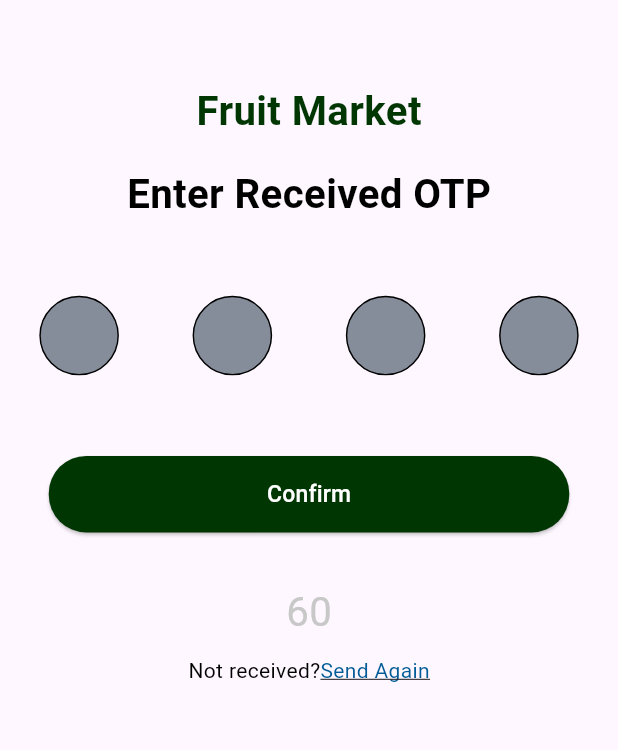
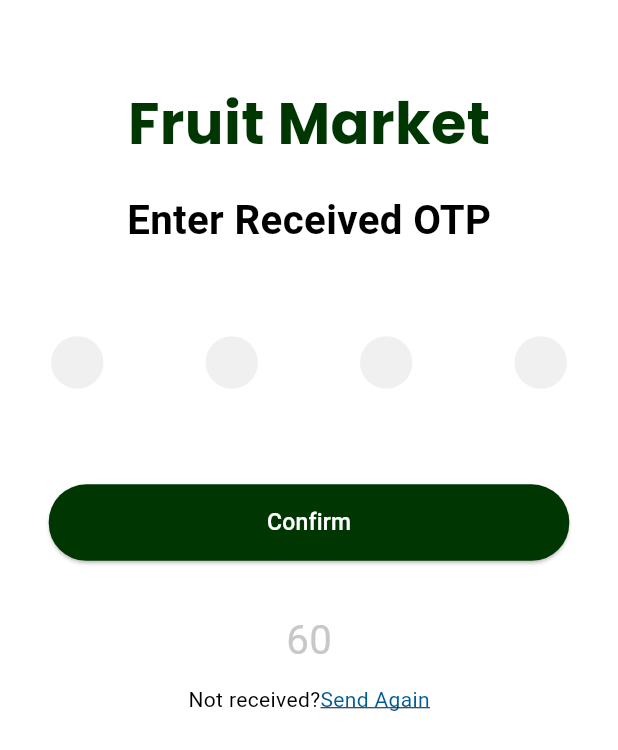
Before and after one commit to AyaNasserEzat/market, a Flutter app: the ForgetPasswordView screen opened by its route, after a tap on "Submit", on a phone screen of 412 x 824 dp. Shown: the top 750 px of the screen. Run offline on Flutter 3.47's test engine with Material 3 defaults, Android fonts, the phone set to English and light mode, and no system bars; drawn by our look-alikes of pin_code_fields; our stand-ins replace flutter_screenutil, flutter_svg, go_router.

Commit message:
change bacgourond color and pincodetextfiled and phone textfiled and splash

```diff
--- a/lib/core/utils/app_color.dart
+++ b/lib/core/utils/app_color.dart
@@ -12,4 +12,5 @@ class AppColor {
     static Color red = Color(0xffFF4A4A);
        static Color green3 = Color(0xff00BB1A);
           static Color pink = Color(0xffDF958F);
+            static Color grayf9 = Color(0xffF9F9F9);
 }
--- a/lib/core/utils/app_strings.dart
+++ b/lib/core/utils/app_strings.dart
@@ -12,6 +12,7 @@ class AppStrings {
   static const String privacyPolicy = "our Privacy Policy";
   static const String continueAgreement = "By continuing you agree ";
   static const String and = " and ";
+    static const String logintoWikala = "login to Wikala ";
 
   static const String signUpTitle = "Sign Up to Wikala";
   static const String fullName = "First and Last Name";
--- a/lib/core/utils/text_style.dart
+++ b/lib/core/utils/text_style.dart
@@ -5,9 +5,10 @@ import 'package:pure_soft/core/utils/app_color.dart';
 
 class CustomTextStyle {
   static TextStyle logo = TextStyle(
-    fontSize: 28.sp,
+    fontSize: 40.sp,
     fontWeight: FontWeight.bold,
     color: AppColor.green,
+    fontFamily: "Poppins"
   );
 
   static TextStyle medianstyle = TextStyle(
--- a/lib/feature/auth_feature/presentation/views/login_view.dart
+++ b/lib/feature/auth_feature/presentation/views/login_view.dart
@@ -26,11 +26,11 @@ class LoginView extends StatelessWidget {
             spacing: 10,
             mainAxisAlignment: MainAxisAlignment.center,
             children: [
-              AuthHeader(text: AppStrings.welcomeMessage),
+              AuthHeader(text: AppStrings.logintoWikala),
               SizedBox(height: 20.h),
               CustomRow(text: AppStrings.mobileNumberWithWhatspp),
 
-              PhoneWithWhatsapTextFiled(),
+             PhoneWithWhatsapTextFiled(),
               CustomRow(text: AppStrings.password),
               CustomTextFormFiled(text: AppStrings.password),
               GestureDetector(
--- a/lib/feature/auth_feature/presentation/views/splash_view.dart
+++ b/lib/feature/auth_feature/presentation/views/splash_view.dart
@@ -29,12 +29,13 @@ class _SplashViewState extends State<SplashView> {
   Widget build(BuildContext context) {
     return Scaffold(
       backgroundColor: AppColor.green,
-      body:SingleChildScrollView(
+      body:Center(
         child: Column(
           mainAxisAlignment: MainAxisAlignment.center,
           children: [
+                       SizedBox(height: 230.h,),
           Image.asset("assets/images/6666666666 copy 1.png",width: 441.w.w,height: 223.h.h,),
-         SizedBox(height: 190.h,),
+       Spacer(),
           Image.asset("assets/images/343434 1.png",width: 441.75.w,height: 314.61.h,)
           ],
         ),
--- a/lib/feature/auth_feature/presentation/views/widgets/auth_header.dart
+++ b/lib/feature/auth_feature/presentation/views/widgets/auth_header.dart
@@ -1,6 +1,7 @@
 import 'package:flutter/material.dart';
 import 'package:flutter_screenutil/flutter_screenutil.dart';
 import 'package:pure_soft/core/utils/app_color.dart';
+import 'package:pure_soft/core/utils/text_style.dart';
 
 class AuthHeader extends StatelessWidget {
   const AuthHeader({super.key, required this.text});
@@ -11,11 +12,7 @@ final String text;
       children: [
               Text(
                 "Fruit Market",
-                style: TextStyle(
-                  fontSize: 28.sp,
-                  fontWeight: FontWeight.bold,
-                  color: AppColor.green,
-                ),
+                style: CustomTextStyle.logo
               ),
               SizedBox(height: 20.h,),
               Text(
--- a/lib/feature/auth_feature/presentation/views/widgets/phone_with_whatsap_text_filed.dart
+++ b/lib/feature/auth_feature/presentation/views/widgets/phone_with_whatsap_text_filed.dart
@@ -1,18 +1,18 @@
 import 'package:flutter/material.dart';
-import 'package:flutter_screenutil/flutter_screenutil.dart';
+
 import 'package:pure_soft/core/utils/app_color.dart';
 
 class PhoneWithWhatsapTextFiled extends StatefulWidget {
-  const PhoneWithWhatsapTextFiled({super.key});
+   PhoneWithWhatsapTextFiled({super.key});
+  String selectedCode = 'KW';
 
+  final List<String> countryCodes = ['KW', 'EG', 'SA', 'AE'];
   @override
   State<PhoneWithWhatsapTextFiled> createState() => _PhoneWithWhatsapTextFiledState();
 }
 
 class _PhoneWithWhatsapTextFiledState extends State<PhoneWithWhatsapTextFiled> {
-  String selectedCode = 'KW';
 
-  final List<String> countryCodes = ['KW', 'EG', 'SA', 'AE'];
 
   @override
   Widget build(BuildContext context) {
@@ -31,24 +31,25 @@ class _PhoneWithWhatsapTextFiledState extends State<PhoneWithWhatsapTextFiled> {
             ),
             padding: EdgeInsets.symmetric(horizontal: 12),
             child: Row(
-              children: [
-                DropdownButtonHideUnderline(
-                  child: DropdownButton<String>(
-                    value: selectedCode,
-                    items: countryCodes.map((code) {
-                      return DropdownMenuItem(
-                        value: code,
-                        child: Text(code),
-                      );
-                    }).toList(),
-                    onChanged: (value) {
-                      setState(() {
-                        selectedCode = value!;
-                      });
-                    },
-                  ),
-                ),
-                Container(width: .5, color: AppColor.gray,height: 40.h,),
+        children: [
+          PopupMenuButton<String>(
+            icon: Icon(Icons.keyboard_arrow_down, size: 32, color: AppColor.gray),
+            onSelected: (String newValue) {
+              setState(() {
+                widget.selectedCode = newValue;
+              });
+            },
+            itemBuilder: (BuildContext context) {
+              return widget.countryCodes.map((String code) {
+                return PopupMenuItem<String>(value: code, child: Text(code));
+              }).toList();
+            },
+          ),
+          Text(widget.selectedCode),
+          SizedBox(width: 10),
+          Container(width: .3, height: 40, color: AppColor.gray),
+
+          const SizedBox(width: 8),
                 Expanded(
                   child: TextFormField(
                     keyboardType: TextInputType.phone,
--- a/lib/feature/auth_feature/presentation/views/widgets/pin_code_fields.dart
+++ b/lib/feature/auth_feature/presentation/views/widgets/pin_code_fields.dart
@@ -16,29 +16,34 @@ class _PinCodeFieldsState extends State<PinCodeFields> {
     return
 PinCodeTextField(
                   appContext: context,
+                  length: 4,
+                  obscureText: true,
+                  animationType: AnimationType.fade,
+                  pinTheme: PinTheme(
+                    shape: PinCodeFieldShape.circle,
+                    borderRadius: BorderRadius.circular(5),
+                    fieldHeight: 55,
+                    fieldWidth: 55,
+                    activeFillColor: AppColor.grayf9,
+                    inactiveFillColor: const Color(0xFFF0F0F0),
+                    selectedFillColor: AppColor.grayf9,
+                    activeColor: AppColor.gray,
+                    selectedColor: AppColor.gray,
+                    inactiveColor: Colors.grey,
+                    borderWidth: 90
+
+                  ),
+                  animationDuration: Duration(milliseconds: 300),
+                  backgroundColor: Colors.transparent,
                   enableActiveFill: true,
-  length: 4,
-  obscureText: true, // يخلي التكست يظهر كنقطة ●
-  obscuringCharacter: '●',
-  animationType: AnimationType.fade,
-  keyboardType: TextInputType.number,
-  pinTheme: PinTheme(
-    shape: PinCodeFieldShape.circle, // شكل دائري
-    fieldHeight: 60.h,
-    fieldWidth: 60.w,
-    activeColor: AppColor.black,
-    selectedColor: AppColor.black,
-    inactiveColor: AppColor.black,
-    inactiveFillColor: AppColor.gray,
-    activeFillColor: AppColor.gray2,
-    activeBorderWidth: 1.w,
-    inactiveBorderWidth: 1.w
+                  textStyle: TextStyle(
+                    color: AppColor.gray
                   ),
+                  onCompleted: (v) {
+                    print("Completed: $v");
+                  },
                   onChanged: (value) {
                     print(value);
-  },
-  onCompleted: (value) {
-    print("Completed: $value");
                   },
                 );
   }
--- a/lib/feature/cart_feature/presentation/views/widgets/cart_item.dart
+++ b/lib/feature/cart_feature/presentation/views/widgets/cart_item.dart
@@ -19,9 +19,10 @@ class CartItem extends StatelessWidget {
             ],
           ),
           child: Padding(
-            padding: const EdgeInsets.all(8.0),
+            padding: const EdgeInsets.only(left: 8.0,bottom: 8),
             child: Row(
-              spacing: 10,
+              crossAxisAlignment: CrossAxisAlignment.start,
+            spacing: 5,
               children: [
                 CircleAvatar(radius: 35),
                 Column(
--- a/lib/feature/home/presentaion/views/saller_product_view.dart
+++ b/lib/feature/home/presentaion/views/saller_product_view.dart
@@ -1,5 +1,6 @@
 import 'package:flutter/material.dart';
 import 'package:flutter_screenutil/flutter_screenutil.dart';
+import 'package:go_router/go_router.dart';
 import 'package:pure_soft/core/utils/app_color.dart';
 import 'package:pure_soft/core/utils/app_strings.dart';
 import 'package:pure_soft/core/utils/text_style.dart';
@@ -16,7 +17,7 @@ class SallerProductView extends StatelessWidget {
   Widget build(BuildContext context) {
     return  Scaffold(
        appBar: AppBar(
-        leading: Icon(Icons.arrow_back_ios),
+             leading: IconButton(icon: Icon(Icons.arrow_back_ios), onPressed: () { context.pop(); },),
         centerTitle: true,
         title: Text(
           AppStrings.appTitle,
--- a/lib/main.dart
+++ b/lib/main.dart
@@ -1,6 +1,7 @@
 import 'package:flutter/material.dart';
 import 'package:flutter_screenutil/flutter_screenutil.dart';
 import 'package:pure_soft/core/routs/app_routs.dart';
+import 'package:pure_soft/core/utils/app_color.dart';
 
 
 void main() {
@@ -20,6 +21,7 @@ class MyApp extends StatelessWidget {
         debugShowCheckedModeBanner: false,
         title: 'Flutter Demo',
        routerConfig: AppRouter.router,
+       theme: ThemeData(appBarTheme: AppBarTheme(color: AppColor.white),scaffoldBackgroundColor: AppColor.white),
 
 
       ),
```
Also changed, not shown: lib/feature/cart_feature/presentation/views/widgets/dash_row.dart (+11 -8 lines), assets/images/6666666666 copy 1 (1).svg (added). Lines whose indentation alone changed are shown as unchanged.
